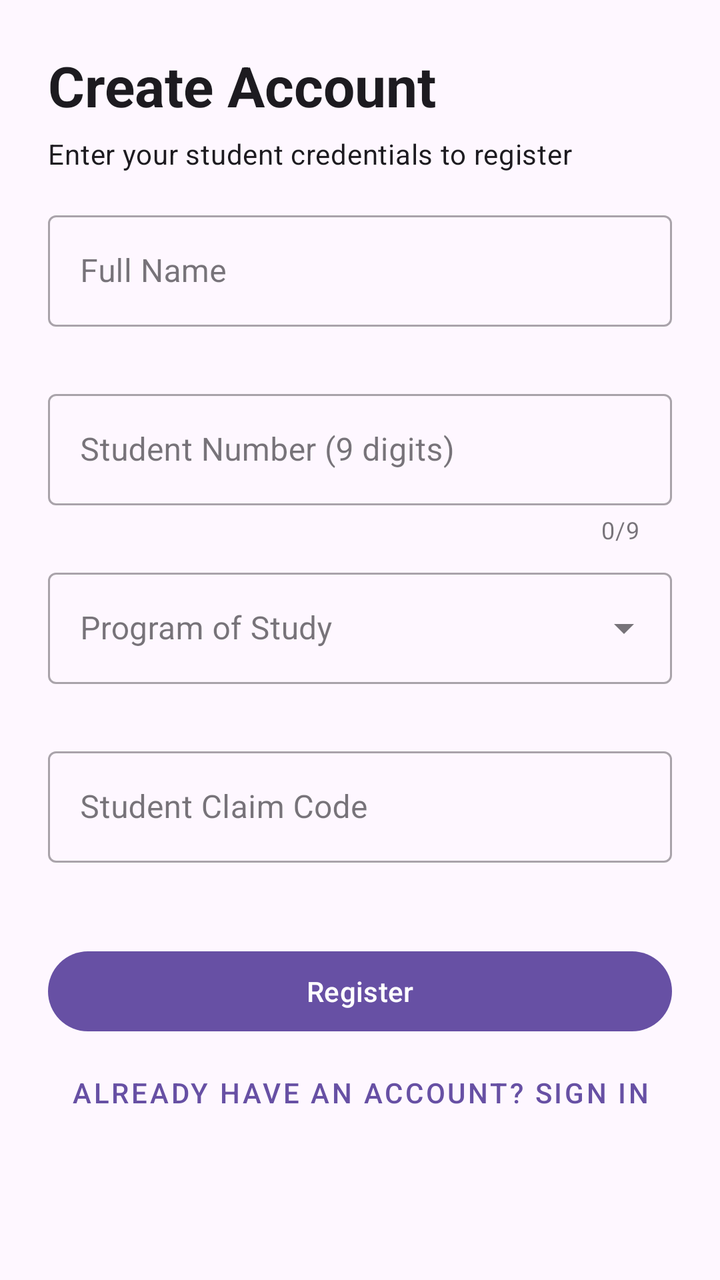
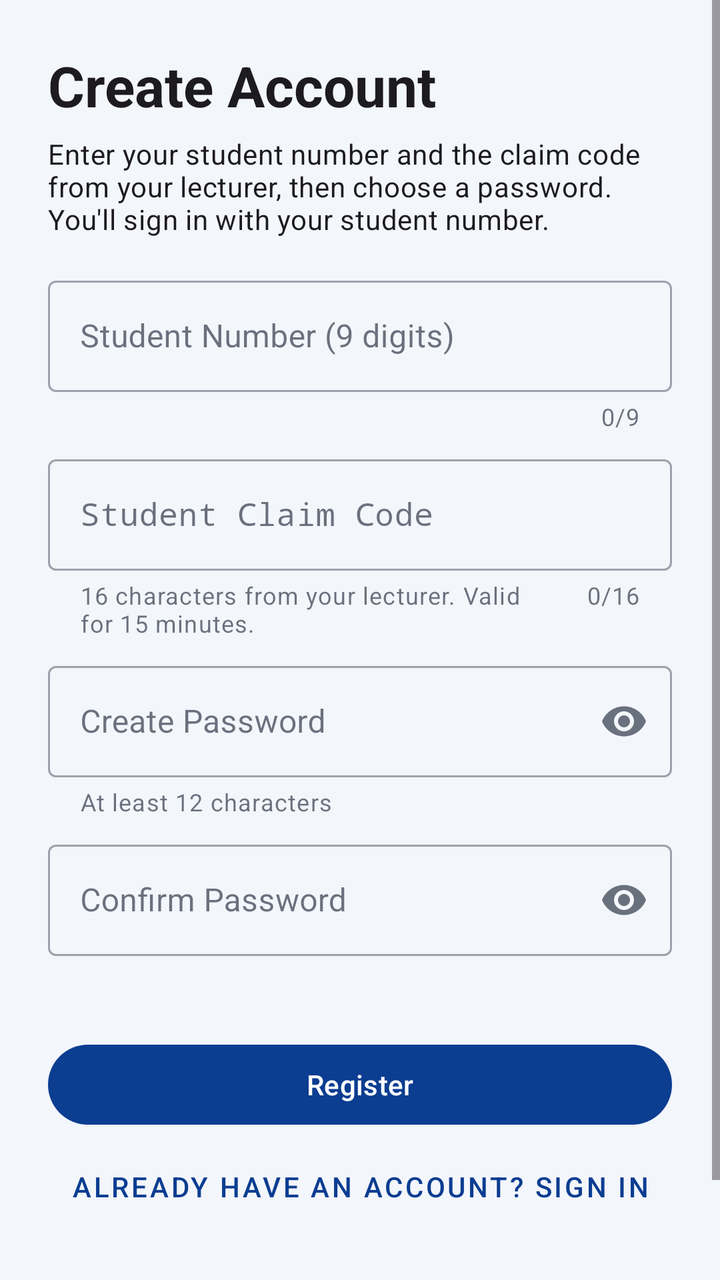

Two renders of the same Android screen: before a commit and after it. Below are the layout's source before the change and the commit's diff.
<!-- AndroidManifest.xml: application theme Theme.MUStudentSync -->
<!-- res/layout/activity_register.xml -->
<ScrollView xmlns:android="http://schemas.android.com/apk/res/android"
    xmlns:app="http://schemas.android.com/apk/res-auto"
    xmlns:tools="http://schemas.android.com/tools"
    android:id="@+id/scrollViewRegister"
    android:layout_width="match_parent"
    android:layout_height="match_parent"
    android:fillViewport="true"
    android:fitsSystemWindows="true"
    android:background="?android:attr/colorBackground">

    <androidx.constraintlayout.widget.ConstraintLayout
        android:layout_width="match_parent"
        android:layout_height="wrap_content"
        android:padding="24dp">

        <TextView
            android:id="@+id/tvRegisterTitle"
            android:layout_width="0dp"
            android:layout_height="wrap_content"
            android:text="@string/title_register"
            android:textAppearance="?attr/textAppearanceHeadlineMedium"
            android:textStyle="bold"
            android:contentDescription="@string/title_register"
            app:layout_constraintTop_toTopOf="parent"
            app:layout_constraintStart_toStartOf="parent"
            app:layout_constraintEnd_toEndOf="parent" />

        <TextView
            android:id="@+id/tvRegisterSubtitle"
            android:layout_width="0dp"
            android:layout_height="wrap_content"
            android:layout_marginTop="6dp"
            android:text="@string/desc_register_subtitle"
            android:textAppearance="?attr/textAppearanceBodyMedium"
            app:layout_constraintTop_toBottomOf="@id/tvRegisterTitle"
            app:layout_constraintStart_toStartOf="parent"
            app:layout_constraintEnd_toEndOf="parent" />

        
        <com.google.android.material.card.MaterialCardView
            android:id="@+id/cardOfflineDraftBanner"
            android:layout_width="0dp"
            android:layout_height="wrap_content"
            android:layout_marginTop="16dp"
            android:visibility="gone"
            tools:visibility="visible"
            app:cardBackgroundColor="?attr/colorTertiaryContainer"
            app:cardCornerRadius="8dp"
            app:strokeWidth="0dp"
            app:layout_constraintTop_toBottomOf="@id/tvRegisterSubtitle"
            app:layout_constraintStart_toStartOf="parent"
            app:layout_constraintEnd_toEndOf="parent">

            <TextView
                android:id="@+id/tvOfflineBannerText"
                android:layout_width="match_parent"
                android:layout_height="wrap_content"
                android:padding="12dp"
                android:text="@string/status_offline_draft"
                android:textAppearance="?attr/textAppearanceBodySmall"
                android:textColor="?attr/colorOnTertiaryContainer"
                android:drawableStart="@android:drawable/stat_sys_warning"
                android:drawablePadding="8dp" />
        </com.google.android.material.card.MaterialCardView>

        
        <com.google.android.material.textfield.TextInputLayout
            android:id="@+id/tilFullName"
            style="@style/Widget.MaterialComponents.TextInputLayout.OutlinedBox"
            android:layout_width="0dp"
            android:layout_height="wrap_content"
            android:layout_marginTop="16dp"
            android:hint="@string/label_full_name"
            app:errorEnabled="true"
            app:layout_constraintTop_toBottomOf="@id/cardOfflineDraftBanner"
            app:layout_constraintStart_toStartOf="parent"
            app:layout_constraintEnd_toEndOf="parent">

            <com.google.android.material.textfield.TextInputEditText
                android:id="@+id/etFullName"
                android:layout_width="match_parent"
                android:layout_height="wrap_content"
                android:minHeight="48dp"
                android:inputType="textPersonName|textCapWords"
                android:importantForAccessibility="yes"
                android:contentDescription="@string/label_full_name" />
        </com.google.android.material.textfield.TextInputLayout>

        
        <com.google.android.material.textfield.TextInputLayout
            android:id="@+id/tilStudentNumber"
            style="@style/Widget.MaterialComponents.TextInputLayout.OutlinedBox"
            android:layout_width="0dp"
            android:layout_height="wrap_content"
            android:layout_marginTop="8dp"
            android:hint="@string/label_student_number"
            app:counterEnabled="true"
            app:counterMaxLength="9"
            app:errorEnabled="true"
            app:layout_constraintTop_toBottomOf="@id/tilFullName"
            app:layout_constraintStart_toStartOf="parent"
            app:layout_constraintEnd_toEndOf="parent">

            <com.google.android.material.textfield.TextInputEditText
                android:id="@+id/etStudentNumber"
                android:layout_width="match_parent"
                android:layout_height="wrap_content"
                android:minHeight="48dp"
                android:inputType="number"
                android:maxLength="9"
                android:digits="0123456789"
                android:contentDescription="@string/label_student_number" />
        </com.google.android.material.textfield.TextInputLayout>

        
        <com.google.android.material.textfield.TextInputLayout
            android:id="@+id/tilProgram"
            style="@style/Widget.MaterialComponents.TextInputLayout.OutlinedBox.ExposedDropdownMenu"
            android:layout_width="0dp"
            android:layout_height="wrap_content"
            android:layout_marginTop="8dp"
            android:hint="@string/label_program"
            app:errorEnabled="true"
            app:layout_constraintTop_toBottomOf="@id/tilStudentNumber"
            app:layout_constraintStart_toStartOf="parent"
            app:layout_constraintEnd_toEndOf="parent">

            <AutoCompleteTextView
                android:id="@+id/actvProgram"
                android:layout_width="match_parent"
                android:layout_height="wrap_content"
                android:minHeight="48dp"
                android:inputType="none"
                android:importantForAccessibility="yes"
                android:contentDescription="@string/label_program" />
        </com.google.android.material.textfield.TextInputLayout>

        
        <com.google.android.material.textfield.TextInputLayout
            android:id="@+id/tilClaimCode"
            style="@style/Widget.MaterialComponents.TextInputLayout.OutlinedBox"
            android:layout_width="0dp"
            android:layout_height="wrap_content"
            android:layout_marginTop="8dp"
            android:hint="@string/label_claim_code"
            app:errorEnabled="true"
            app:layout_constraintTop_toBottomOf="@id/tilProgram"
            app:layout_constraintStart_toStartOf="parent"
            app:layout_constraintEnd_toEndOf="parent">

            <com.google.android.material.textfield.TextInputEditText
                android:id="@+id/etClaimCode"
                android:layout_width="match_parent"
                android:layout_height="wrap_content"
                android:minHeight="48dp"
                android:inputType="textCapCharacters"
                android:contentDescription="@string/label_claim_code" />
        </com.google.android.material.textfield.TextInputLayout>

        
        <com.google.android.material.button.MaterialButton
            android:id="@+id/btnRegister"
            android:layout_width="0dp"
            android:layout_height="wrap_content"
            android:layout_marginTop="20dp"
            android:minHeight="48dp"
            android:text="@string/btn_register"
            app:layout_constraintTop_toBottomOf="@id/tilClaimCode"
            app:layout_constraintStart_toStartOf="parent"
            app:layout_constraintEnd_toEndOf="parent" />

        
        <com.google.android.material.button.MaterialButton
            android:id="@+id/btnGoToSignIn"
            style="@style/Widget.MaterialComponents.Button.TextButton"
            android:layout_width="wrap_content"
            android:layout_height="wrap_content"
            android:layout_marginTop="5dp"
            android:contentDescription="@string/link_to_login"
            android:minHeight="18dp"
            android:text="@string/link_to_login"
            app:layout_constraintBottom_toBottomOf="parent"
            app:layout_constraintEnd_toEndOf="parent"
            app:layout_constraintHorizontal_bias="0.491"
            app:layout_constraintStart_toStartOf="parent"
            app:layout_constraintTop_toBottomOf="@id/btnRegister"
            app:layout_constraintVertical_bias="0.04" />

    </androidx.constraintlayout.widget.ConstraintLayout>
</ScrollView>
<!-- resources referenced by this layout -->
<resources>
  <string name="btn_register">Register</string>
  <string name="desc_register_subtitle">Enter your student credentials to register</string>
  <string name="label_claim_code">Student Claim Code</string>
  <string name="label_full_name">Full Name</string>
  <string name="label_program">Program of Study</string>
  <string name="label_student_number">Student Number (9 digits)</string>
  <string name="link_to_login">Already have an account? Sign in</string>
  <string name="status_offline_draft">Saved as draft — will verify when online</string>
  <string name="title_register">Create Account</string>
  <style name="Theme.MUStudentSync" parent="Base.Theme.MUStudentSync" />
  <style name="Base.Theme.MUStudentSync" parent="Theme.Material3.DayNight.NoActionBar">
          
          
      </style>
</resources>

<!-- the commit's change to res/layout/activity_register.xml (unified diff, before → after) -->
@@ -65,39 +65,16 @@
 
         
         <com.google.android.material.textfield.TextInputLayout
-            android:id="@+id/tilFullName"
+            android:id="@+id/tilStudentNumber"
             style="@style/Widget.MaterialComponents.TextInputLayout.OutlinedBox"
             android:layout_width="0dp"
             android:layout_height="wrap_content"
             android:layout_marginTop="16dp"
-            android:hint="@string/label_full_name"
-            app:errorEnabled="true"
-            app:layout_constraintTop_toBottomOf="@id/cardOfflineDraftBanner"
-            app:layout_constraintStart_toStartOf="parent"
-            app:layout_constraintEnd_toEndOf="parent">
-
-            <com.google.android.material.textfield.TextInputEditText
-                android:id="@+id/etFullName"
-                android:layout_width="match_parent"
-                android:layout_height="wrap_content"
-                android:minHeight="48dp"
-                android:inputType="textPersonName|textCapWords"
-                android:importantForAccessibility="yes"
-                android:contentDescription="@string/label_full_name" />
-        </com.google.android.material.textfield.TextInputLayout>
-
-        
-        <com.google.android.material.textfield.TextInputLayout
-            android:id="@+id/tilStudentNumber"
-            style="@style/Widget.MaterialComponents.TextInputLayout.OutlinedBox"
-            android:layout_width="0dp"
-            android:layout_height="wrap_content"
-            android:layout_marginTop="8dp"
             android:hint="@string/label_student_number"
             app:counterEnabled="true"
             app:counterMaxLength="9"
             app:errorEnabled="true"
-            app:layout_constraintTop_toBottomOf="@id/tilFullName"
+            app:layout_constraintTop_toBottomOf="@id/cardOfflineDraftBanner"
             app:layout_constraintStart_toStartOf="parent"
             app:layout_constraintEnd_toEndOf="parent">
 
@@ -114,37 +91,17 @@
 
         
         <com.google.android.material.textfield.TextInputLayout
-            android:id="@+id/tilProgram"
-            style="@style/Widget.MaterialComponents.TextInputLayout.OutlinedBox.ExposedDropdownMenu"
-            android:layout_width="0dp"
-            android:layout_height="wrap_content"
-            android:layout_marginTop="8dp"
-            android:hint="@string/label_program"
-            app:errorEnabled="true"
-            app:layout_constraintTop_toBottomOf="@id/tilStudentNumber"
-            app:layout_constraintStart_toStartOf="parent"
-            app:layout_constraintEnd_toEndOf="parent">
-
-            <AutoCompleteTextView
-                android:id="@+id/actvProgram"
-                android:layout_width="match_parent"
-                android:layout_height="wrap_content"
-                android:minHeight="48dp"
-                android:inputType="none"
-                android:importantForAccessibility="yes"
-                android:contentDescription="@string/label_program" />
-        </com.google.android.material.textfield.TextInputLayout>
-
-        
-        <com.google.android.material.textfield.TextInputLayout
             android:id="@+id/tilClaimCode"
             style="@style/Widget.MaterialComponents.TextInputLayout.OutlinedBox"
             android:layout_width="0dp"
             android:layout_height="wrap_content"
             android:layout_marginTop="8dp"
             android:hint="@string/label_claim_code"
-            app:errorEnabled="true"
-            app:layout_constraintTop_toBottomOf="@id/tilProgram"
+            app:helperText="@string/helper_claim_code"
+            app:counterEnabled="true"
+            app:counterMaxLength="16"
+            app:errorEnabled="true"
+            app:layout_constraintTop_toBottomOf="@id/tilStudentNumber"
             app:layout_constraintStart_toStartOf="parent"
             app:layout_constraintEnd_toEndOf="parent">
 
@@ -153,8 +110,57 @@
                 android:layout_width="match_parent"
                 android:layout_height="wrap_content"
                 android:minHeight="48dp"
-                android:inputType="textCapCharacters"
+                android:maxLength="16"
+                android:inputType="textCapCharacters|textNoSuggestions"
+                android:fontFamily="monospace"
                 android:contentDescription="@string/label_claim_code" />
+        </com.google.android.material.textfield.TextInputLayout>
+
+        
+        <com.google.android.material.textfield.TextInputLayout
+            android:id="@+id/tilPassword"
+            style="@style/Widget.MaterialComponents.TextInputLayout.OutlinedBox"
+            android:layout_width="0dp"
+            android:layout_height="wrap_content"
+            android:layout_marginTop="8dp"
+            android:hint="@string/label_new_password"
+            app:helperText="@string/helper_password"
+            app:endIconMode="password_toggle"
+            app:errorEnabled="true"
+            app:layout_constraintTop_toBottomOf="@id/tilClaimCode"
+            app:layout_constraintStart_toStartOf="parent"
+            app:layout_constraintEnd_toEndOf="parent">
+
+            <com.google.android.material.textfield.TextInputEditText
+                android:id="@+id/etPassword"
+                android:layout_width="match_parent"
+                android:layout_height="wrap_content"
+                android:minHeight="48dp"
+                android:inputType="textPassword"
+                android:contentDescription="@string/label_new_password" />
+        </com.google.android.material.textfield.TextInputLayout>
+
+        
+        <com.google.android.material.textfield.TextInputLayout
+            android:id="@+id/tilConfirmPassword"
+            style="@style/Widget.MaterialComponents.TextInputLayout.OutlinedBox"
+            android:layout_width="0dp"
+            android:layout_height="wrap_content"
+            android:layout_marginTop="8dp"
+            android:hint="@string/label_confirm_password"
+            app:endIconMode="password_toggle"
+            app:errorEnabled="true"
+            app:layout_constraintTop_toBottomOf="@id/tilPassword"
+            app:layout_constraintStart_toStartOf="parent"
+            app:layout_constraintEnd_toEndOf="parent">
+
+            <com.google.android.material.textfield.TextInputEditText
+                android:id="@+id/etConfirmPassword"
+                android:layout_width="match_parent"
+                android:layout_height="wrap_content"
+                android:minHeight="48dp"
+                android:inputType="textPassword"
+                android:contentDescription="@string/label_confirm_password" />
         </com.google.android.material.textfield.TextInputLayout>
 
         
@@ -165,7 +171,7 @@
             android:layout_marginTop="20dp"
             android:minHeight="48dp"
             android:text="@string/btn_register"
-            app:layout_constraintTop_toBottomOf="@id/tilClaimCode"
+            app:layout_constraintTop_toBottomOf="@id/tilConfirmPassword"
             app:layout_constraintStart_toStartOf="parent"
             app:layout_constraintEnd_toEndOf="parent" />
 
@@ -186,5 +192,17 @@
             app:layout_constraintTop_toBottomOf="@id/btnRegister"
             app:layout_constraintVertical_bias="0.04" />
 
+        <com.google.android.material.button.MaterialButton
+            android:id="@+id/btnRegisterAsLecturer"
+            style="@style/Widget.Material3.Button.TextButton"
+            android:layout_width="0dp"
+            android:layout_height="48dp"
+            android:layout_marginTop="56dp"
+            android:text="@string/switch_to_lecturer_reg"
+            app:layout_constraintEnd_toEndOf="parent"
+            app:layout_constraintHorizontal_bias="0.0"
+            app:layout_constraintStart_toStartOf="parent"
+            app:layout_constraintTop_toBottomOf="@id/btnRegister" />
+
     </androidx.constraintlayout.widget.ConstraintLayout>
 </ScrollView>
<!-- resource entries referenced after the edit -->
@@ -1,18 +1,46 @@
 <!-- resources referenced by this layout -->
 <resources>
   <string name="btn_register">Register</string>
-  <string name="desc_register_subtitle">Enter your student credentials to register</string>
+  <string name="desc_register_subtitle">Enter your student number and the claim code from your lecturer, then choose a password. You\'ll sign in with your student number.</string>
+  <string name="helper_claim_code">16 characters from your lecturer. Valid for 15 minutes.</string>
+  <string name="helper_password">At least 12 characters</string>
   <string name="label_claim_code">Student Claim Code</string>
-  <string name="label_full_name">Full Name</string>
-  <string name="label_program">Program of Study</string>
+  <string name="label_confirm_password">Confirm Password</string>
+  <string name="label_new_password">Create Password</string>
   <string name="label_student_number">Student Number (9 digits)</string>
   <string name="link_to_login">Already have an account? Sign in</string>
   <string name="status_offline_draft">Saved as draft — will verify when online</string>
+  <string name="switch_to_lecturer_reg">Register as a Lecturer instead</string>
   <string name="title_register">Create Account</string>
   <style name="Theme.MUStudentSync" parent="Base.Theme.MUStudentSync" />
   <style name="Base.Theme.MUStudentSync" parent="Theme.Material3.DayNight.NoActionBar">
+          <item name="colorPrimary">@color/campus_primary</item>
+          <item name="colorOnPrimary">@color/campus_on_primary</item>
+          <item name="colorPrimaryContainer">@color/campus_tile</item>
+          <item name="colorOnPrimaryContainer">@color/campus_navy</item>
+          <item name="colorSecondary">@color/campus_blue</item>
+          <item name="colorSecondaryContainer">@color/campus_tile</item>
+          <item name="colorOnSecondaryContainer">@color/campus_navy</item>
+          <item name="colorSurface">@color/campus_card</item>
+          <item name="colorOnSurface">@color/campus_text</item>
+          <item name="colorOnSurfaceVariant">@color/campus_muted</item>
+          <item name="colorOutline">@color/campus_line</item>
+          <item name="colorError">@color/campus_full</item>
+          <item name="android:colorBackground">@color/campus_ground</item>
+          <item name="colorOnBackground">@color/campus_text</item>
           
-          
+          <item name="android:windowBackground">@color/campus_ground</item>
       </style>
+  <color name="campus_primary">#0B3D91</color>
+  <color name="campus_on_primary">#FFFFFF</color>
+  <color name="campus_tile">#E5EDFB</color>
+  <color name="campus_navy">#0B3D91</color>
+  <color name="campus_blue">#1F5FD1</color>
+  <color name="campus_card">#FFFFFF</color>
+  <color name="campus_text">#0F172A</color>
+  <color name="campus_muted">#475569</color>
+  <color name="campus_line">#E2E8F0</color>
+  <color name="campus_full">#B42318</color>
+  <color name="campus_ground">#F3F6FB</color>
 </resources>
 
